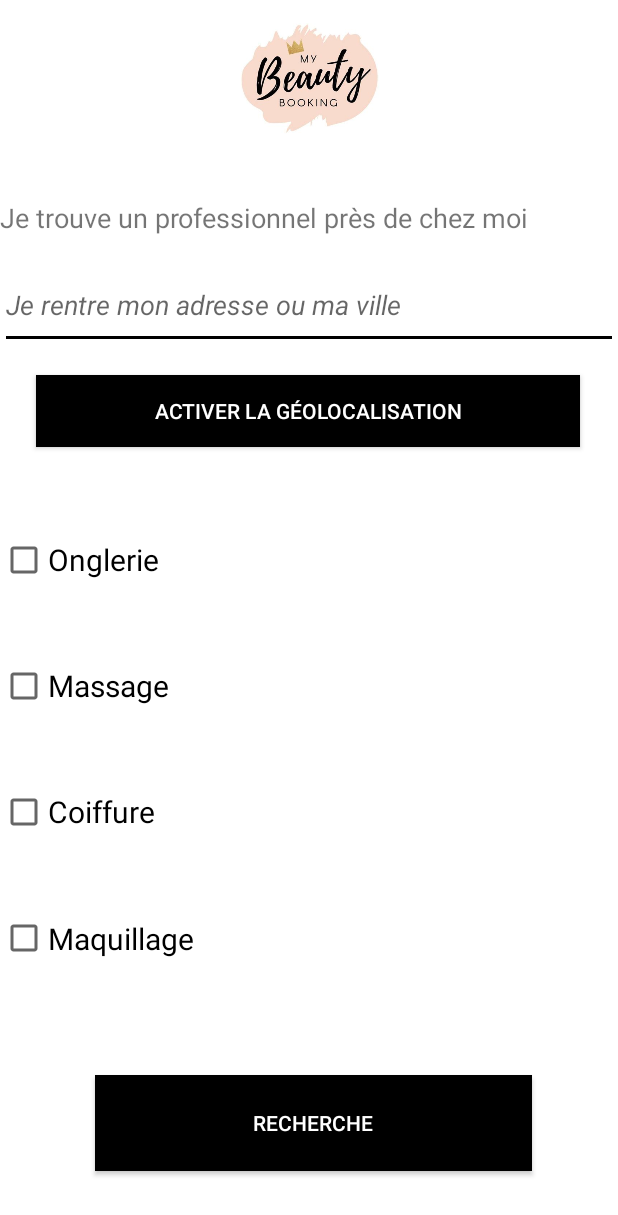
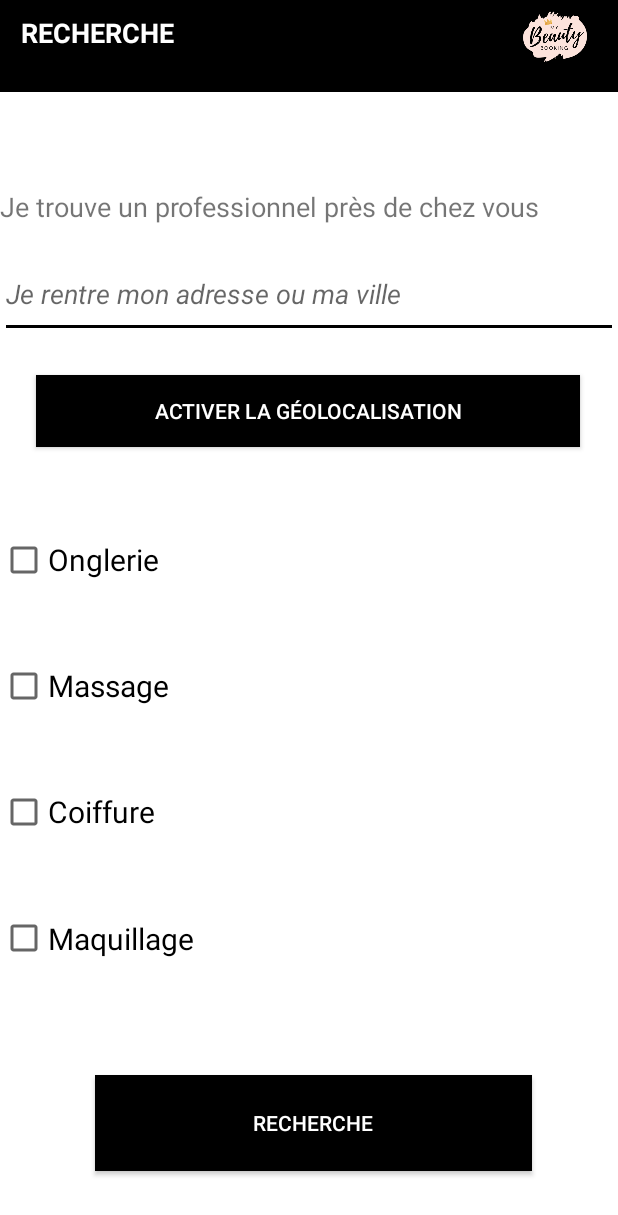
Before and after one commit to AOUUDJIT/MyBeautyBooking0807, an Android app: the Formulaire screen opened directly, with no data from a screen before it, on a phone screen of 412 x 824 dp. Shown: the top 1215 px of the screen. Run offline under Robolectric (Android 15) with nearby library versions, the light colour scheme and no system bars; our stand-ins replace Volley.

Commit message:
Modif 09/08

```diff
--- a/MyBeautyBookingClient-master/app/src/main/AndroidManifest.xml
+++ b/MyBeautyBookingClient-master/app/src/main/AndroidManifest.xml
@@ -24,7 +24,7 @@
         android:theme="@style/AppTheme">
         <activity android:name=".activity.Formulaire2"></activity>
         <activity android:name=".activity.Main_Act_Map_Listpro_Connect"
-            />
+            android:theme="@style/HiddenTitleTheme"/>
         <uses-library
             android:name="org.apache.http.legacy"
             android:required="false" />
--- a/MyBeautyBookingClient-master/app/src/main/res/drawable/defile2.xml
+++ b/MyBeautyBookingClient-master/app/src/main/res/drawable/defile2.xml
@@ -11,7 +11,7 @@
                 android:top="5dp" />
             <gradient
                 android:startColor="@color/colorblack"
-                android:endColor="@android:color/transparent"
+                android:endColor="@android:color/black"
                 android:angle="360"
 
                 >
--- a/MyBeautyBookingClient-master/app/src/main/res/layout/activity_formulaire.xml
+++ b/MyBeautyBookingClient-master/app/src/main/res/layout/activity_formulaire.xml
@@ -32,24 +32,70 @@
         app:layout_constraintEnd_toEndOf="parent"
         app:layout_constraintHorizontal_bias="0.497"
         app:layout_constraintStart_toStartOf="parent" />
+    <LinearLayout
+        android:id="@+id/btnlayou"
+        android:layout_width="match_parent"
+        android:layout_height="wrap_content"
+        android:layout_alignParentStart="true"
+        android:layout_alignParentTop="true"
+        android:layout_alignParentEnd="true"
+        android:layout_alignParentBottom="true"
+        android:layout_marginStart="0dp"
+        android:layout_marginTop="-15dp"
+        android:layout_marginEnd="0dp"
+        android:paddingBottom="10dp"
+        android:layout_marginBottom="73dp"
+        android:background="@color/colorwhite"
+        android:gravity="center_horizontal"
+        android:orientation="horizontal"
+        android:weightSum="3">
 
 
-    <ImageView
-        android:id="@+id/logo"
-        android:layout_width="match_parent"
-        android:layout_height="114dp"
-        android:layout_alignParentTop="true"
-        android:layout_marginTop="0dp"
-        android:src="@drawable/logo" />
+        <FrameLayout xmlns:android="http://schemas.android.com/apk/res/android"
+            android:layout_width="match_parent"
+            android:id="@+id/fra"
+            android:layout_height="wrap_content"
+            android:background="@drawable/defile2"
+            android:gravity="center_vertical|center_horizontal"
+            android:orientation="horizontal"
+            android:weightSum="3">
+
+            <TextView
+                android:id="@+id/first"
+                android:layout_width="match_parent"
+                android:layout_height="29dp"
+                android:layout_gravity="center"
+                android:gravity="left"
+                android:text="RECHERCHE"
+                android:textColor="@color/colorwhite"
+                android:textSize="18sp"
+                android:textStyle="bold" />
+
+            <ImageView
+
+                android:layout_width="55dp"
+                android:layout_height="70dp"
+                android:layout_alignParentBottom="true"
+                android:layout_marginLeft="34dp"
+                android:padding="6dp"
+                android:layout_gravity="right"
+                android:src="@drawable/logo2" />
+
+        </FrameLayout>
+
+
+
+    </LinearLayout>
+
 
     <TextView
         android:id="@+id/TextAdresse"
         android:layout_width="match_parent"
         android:layout_height="34dp"
-        android:layout_below="@+id/logo"
+        android:layout_below="@+id/frame"
         android:paddingTop="5dp"
-        android:layout_marginTop="13dp"
-        android:text="Je trouve un professionnel près de chez moi "
+        android:layout_marginTop="120dp"
+        android:text="Je trouve un professionnel près de chez vous "
         android:textSize="18dp" />
 
     <EditText
```
Also changed, not shown: MyBeautyBookingClient-master/app/src/main/res/layout/activity_inscription_pro.xml (+11 -9 lines), MyBeautyBookingClient-master/app/src/main/res/layout/activity_main__act__map__listpro__connect.xml (+28 -8 lines), 1 other file.
